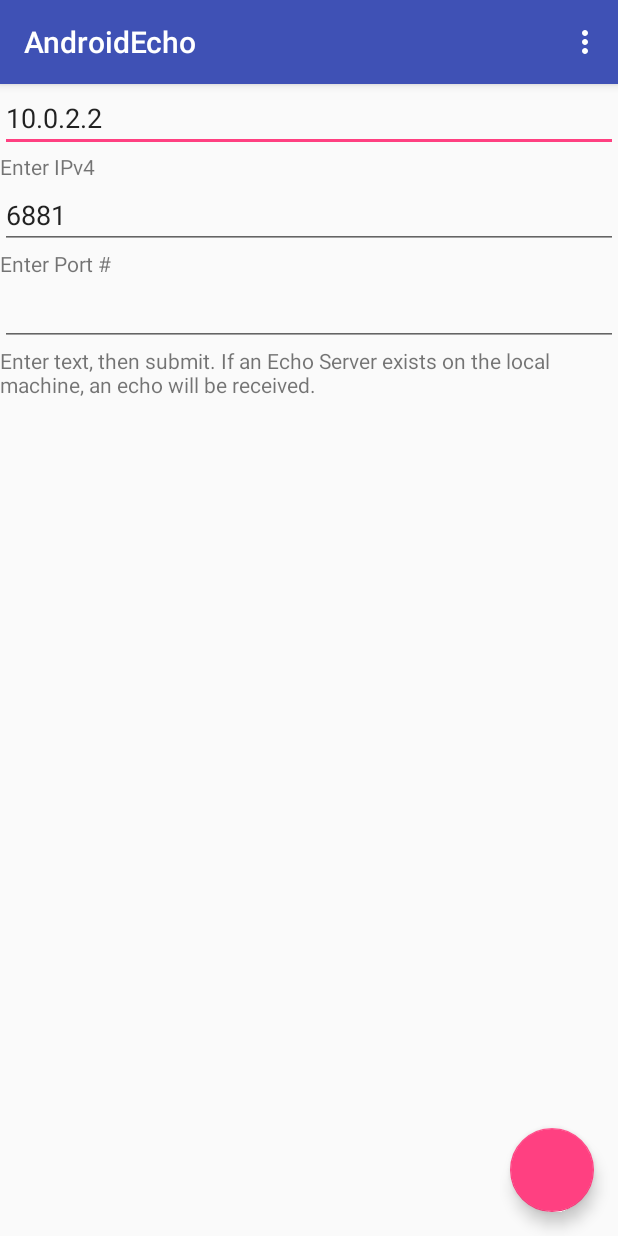
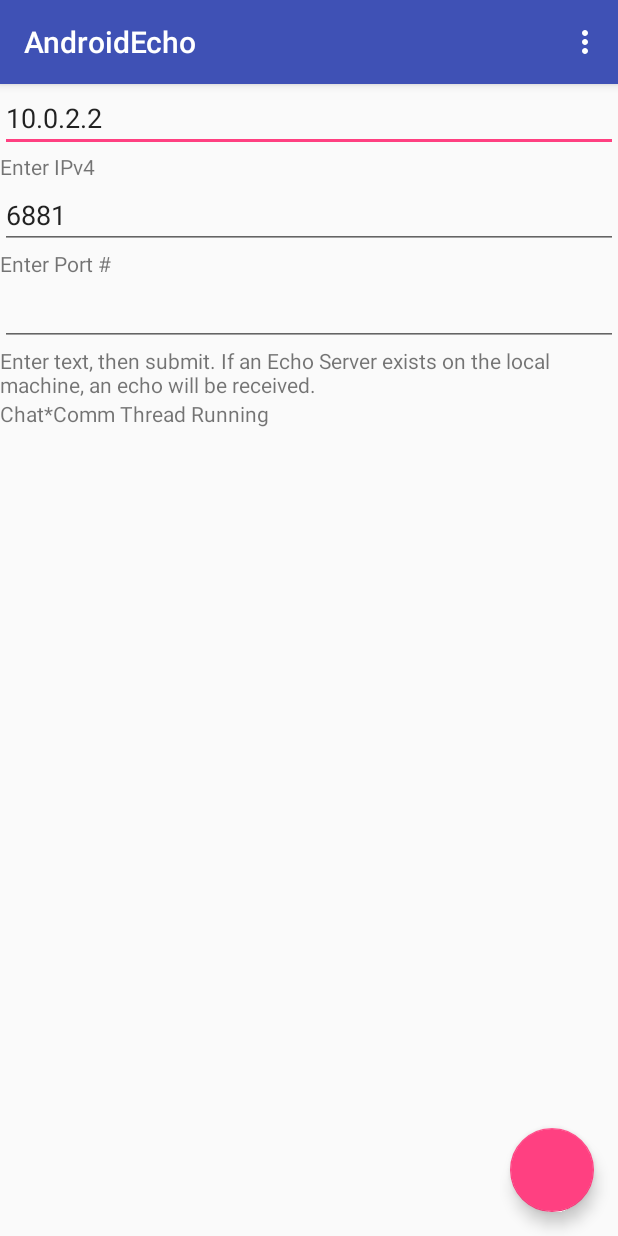
Before and after one commit to MREvers/AndroidEcho, an Android app: the screen it shows after launch (MainActivity), on a phone screen of 412 x 824 dp. Run offline under Robolectric (Android 15) with nearby library versions, the phone set to English and light mode, and no system bars.

Commit message:
Chat is two way but not pretty

```diff
--- a/app/src/main/java/com/example/matthew/androidecho/ClientSocket.java
+++ b/app/src/main/java/com/example/matthew/androidecho/ClientSocket.java
@@ -36,6 +36,7 @@ public class ClientSocket {
                 SocketAddress socketAddress = new InetSocketAddress(IPAddress, Port);
 
                 m_Socket = new Socket();
+                m_Socket.setSoTimeout(200);
                 m_Socket.connect(socketAddress, 200);
 
                 OutputStream = new DataOutputStream(m_Socket.getOutputStream());
@@ -75,8 +76,10 @@ public class ClientSocket {
         String szRetval = new String();
         byte[] buf = new byte[512];
 
-        InputStream.read(buf, 0, 512);
-        szRetval += new String(buf);
+        if (InputStream.available() > 0){
+            InputStream.read(buf, 0, 512);
+            szRetval += new String(buf);
+        }
 
         return szRetval;
     }
--- a/app/src/main/java/com/example/matthew/androidecho/CommManager.java
+++ b/app/src/main/java/com/example/matthew/androidecho/CommManager.java
@@ -14,26 +14,27 @@ import java.util.concurrent.Semaphore;
 
 public class CommManager {
     LinkedList<String> MessageBuffer = new LinkedList<String>(){};
-    CommThread commThread;
-    View         SnackBase;
+    CommThread   commThread;
+    CommOutput   commOutput;
     Semaphore    SocketMutex;
 
     String IPAddress;
     int    Port;
 
-    public CommManager(View SnackPanel){
+    public CommManager(TextView SnackPanel){
         IPAddress = "10.0.2.2";
         Port = 6881;
-        SnackBase = SnackPanel;
+        commOutput = new CommOutput(SnackPanel);
         SocketMutex = new Semaphore(1);
     }
 
     public void Begin(){
         // Set the default address.
         // Start the new thread
-        commThread = new CommThread(new ClientSocket(IPAddress, Port), MessageBuffer,
-                SnackBase, SocketMutex);
+        commThread = new CommThread(new ClientSocket(IPAddress, Port),
+                                    MessageBuffer, commOutput, SocketMutex);
         commThread.start();
+
     }
 
     public boolean ChangeAddr(String aIPAddress, int aPort){
@@ -67,9 +68,8 @@ public class CommManager {
 
     }
 
-    private void snackShow(String aMSG, String aActName){
-        Snackbar.make(SnackBase, aMSG, Snackbar.LENGTH_LONG)
-                .setAction(aActName, null).show();
+    private void snackShow(String aMSG){
+        commOutput.Send(aMSG);
     }
 
     private void acquireClient(){
@@ -77,7 +77,6 @@ public class CommManager {
             SocketMutex.acquire();
         }
         catch (InterruptedException e){
-
         }
     }
 
--- /dev/null
+++ b/app/src/main/java/com/example/matthew/androidecho/CommOutput.java
@@ -0,0 +1,30 @@
+package com.example.matthew.androidecho;
+
+import android.app.Activity;
+import android.widget.TextView;
+
+import org.w3c.dom.Text;
+
+/**
+ * Created by Matthew on 8/16/2017.
+ */
+
+public class CommOutput {
+    TextView TextOutput;
+    Activity Act;
+
+    public CommOutput(TextView aOutput){
+        TextOutput = aOutput;
+        Act = new Activity();
+    }
+
+    public void Send(String msg){
+        final String szMsg = msg;
+        Act.runOnUiThread(new Runnable() {
+            @Override
+            public void run() {
+                TextOutput.append(szMsg + "\n");
+            }
+        });
+    }
+}
--- a/app/src/main/java/com/example/matthew/androidecho/CommThread.java
+++ b/app/src/main/java/com/example/matthew/androidecho/CommThread.java
@@ -12,15 +12,15 @@ import java.util.concurrent.Semaphore;
  */
 
 public class CommThread extends Thread {
-    LinkedList<String> MessegeQueue = new LinkedList<>();
-    ClientSocket ClientSocket;
-    View SnackBarAnchor;
-    Semaphore SocketMutex;
+    private LinkedList<String> MessegeQueue = new LinkedList<>();
+    private ClientSocket ClientSocket;
+    private CommOutput   OutputMessenger;
+    private Semaphore    SocketMutex;
 
     public CommThread(ClientSocket clientSocket, LinkedList<String> aMsgBuffer,
-                      View aViewAnchor, Semaphore aMutex){
+                      CommOutput aMsger, Semaphore aMutex){
         MessegeQueue = aMsgBuffer;
-        SnackBarAnchor = aViewAnchor;
+        OutputMessenger = aMsger;
         ClientSocket = clientSocket;
         SocketMutex = aMutex;
     }
@@ -37,7 +37,7 @@ public class CommThread extends Thread {
         if (ClientSocket != null){
             if(!ClientSocket.Release()){
                 ClientSocket = null;
-                snackShow("Could Not Release Socket", "CT:Close");
+                snackShow("*Could Not Release Socket");
                 return false;
             }
         }
@@ -46,24 +46,31 @@ public class CommThread extends Thread {
 
     @Override
     public void run() {
+        simpleSendRecvComm();
+    }
+
+    private void simpleSendRecvComm(){
         try{
-            snackShow("Comm Thread Running", "Confirm");
+            snackShow("*Comm Thread Running");
             while(true){
                 acquireClient();
                 if (ClientSocket != null && ClientSocket.Connect()){
                     while(MessegeQueue.size() > 0){
                         ClientSocket.Send(MessegeQueue.getFirst());
-                        snackShow("Sent: " + MessegeQueue.getFirst(), "Verify");
+                        snackShow("Send: " + MessegeQueue.getFirst());
                         MessegeQueue.removeFirst();
-
-                        if (!sleep(100)){releaseClient(); continue;}
+                        if (!sleep(25)){releaseClient(); break;}
+                    }
+                    String szResp = ClientSocket.Recv();
+                    if (szResp.length() > 0){
+                        snackShow("Recv: " + szResp);
                     }
                 }
                 releaseClient();
                 if (!sleep(200)){continue;}
             }
         }catch (IOException e){
-            snackShow(e.getMessage(), "IOFail");
+            snackShow(e.getMessage());
         }
     }
 
@@ -80,9 +87,8 @@ public class CommThread extends Thread {
         }
     }
 
-    private void snackShow(String aMSG, String aActName){
-        Snackbar.make(SnackBarAnchor, aMSG, Snackbar.LENGTH_LONG)
-                .setAction(aActName, null).show();
+    private void snackShow(String aMSG){
+        OutputMessenger.Send(aMSG);
     }
 
     private void acquireClient(){
@@ -90,7 +96,6 @@ public class CommThread extends Thread {
             SocketMutex.acquire();
         }
         catch (InterruptedException e){
-
         }
     }
 
--- a/app/src/main/java/com/example/matthew/androidecho/MainActivity.java
+++ b/app/src/main/java/com/example/matthew/androidecho/MainActivity.java
@@ -25,17 +25,10 @@ public class MainActivity extends AppCompatActivity {
         setContentView(R.layout.activity_main);
         Toolbar toolbar = (Toolbar) findViewById(R.id.toolbar);
         setSupportActionBar(toolbar);
-        FloatingActionButton fab = (FloatingActionButton) findViewById(R.id.fab);
 
-        fab.setOnClickListener(new View.OnClickListener() {
-            @Override
-            public void onClick(View view) {
-                Snackbar.make(view, "Replace with your own action", Snackbar.LENGTH_LONG)
-                        .setAction("Action", null).show();
-            }
-        });
+        TextView tb = (TextView) findViewById(R.id.my_chat_box);
 
-        commManager = new CommManager(fab);
+        commManager = new CommManager(tb);
         commManager.Begin();
 
         // Initialize the EditText behavior
@@ -81,9 +74,6 @@ public class MainActivity extends AppCompatActivity {
                 try{
                     Integer Port = Integer.parseInt(PortView.getText().toString());
                     if (Port < Short.MAX_VALUE*2 - 1){
-                        Snackbar.make(v, "Text Submitted: " + v.getText(), Snackbar.LENGTH_LONG)
-                                .setAction("Action", null).show();
-
                         commManager.SendMessage(IP, Port, v.getText().toString());
                     }
                 }catch (NumberFormatException e){
--- a/app/src/main/res/layout/content_main.xml
+++ b/app/src/main/res/layout/content_main.xml
@@ -12,7 +12,7 @@
     android:layout_width="match_parent"
     android:layout_height="match_parent"
     android:orientation="vertical"
-    android:rowCount="6">
+    android:rowCount="7">
 
     <EditText
         android:layout_row="0"
@@ -54,6 +54,17 @@
         app:layout_constraintLeft_toLeftOf="parent"
         app:layout_constraintRight_toRightOf="parent"
         app:layout_constraintTop_toTopOf="parent" />
+
+    <TextView
+        android:id="@+id/my_chat_box"
+        android:layout_row="6"
+        android:text="Chat"
+        android:layout_height="wrap_content"
+        app:layout_constraintBottom_toBottomOf="parent"
+        app:layout_constraintLeft_toLeftOf="parent"
+        app:layout_constraintRight_toRightOf="parent"
+        app:layout_constraintTop_toTopOf="parent" />
+
 </GridLayout>
 
 
```
